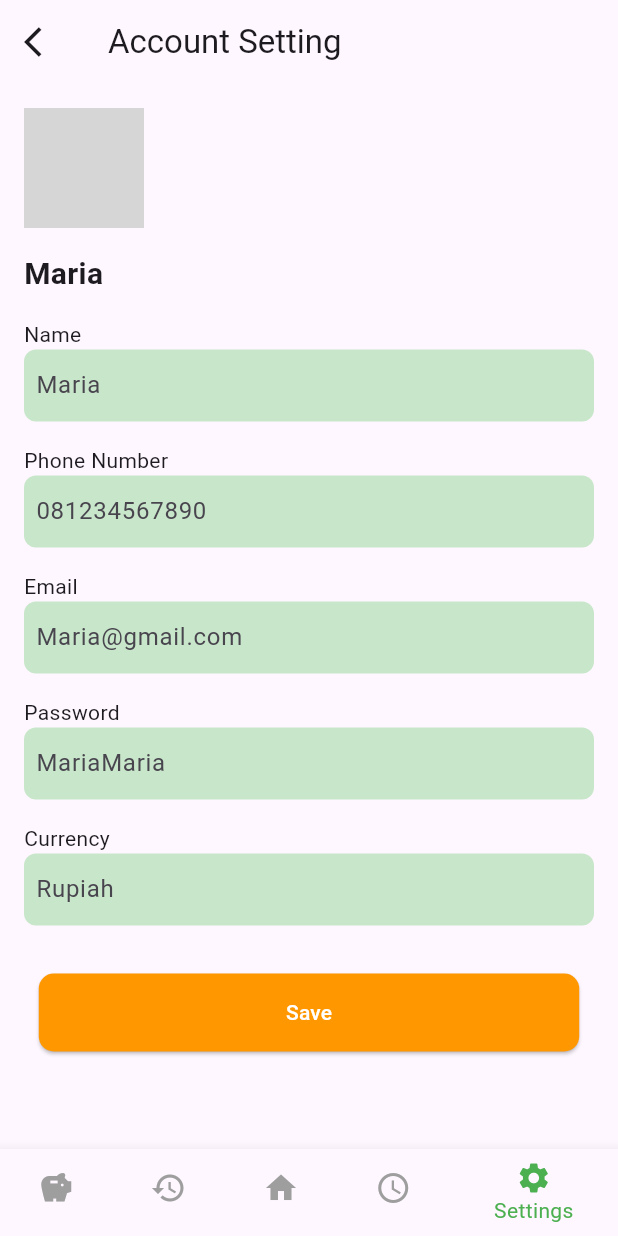
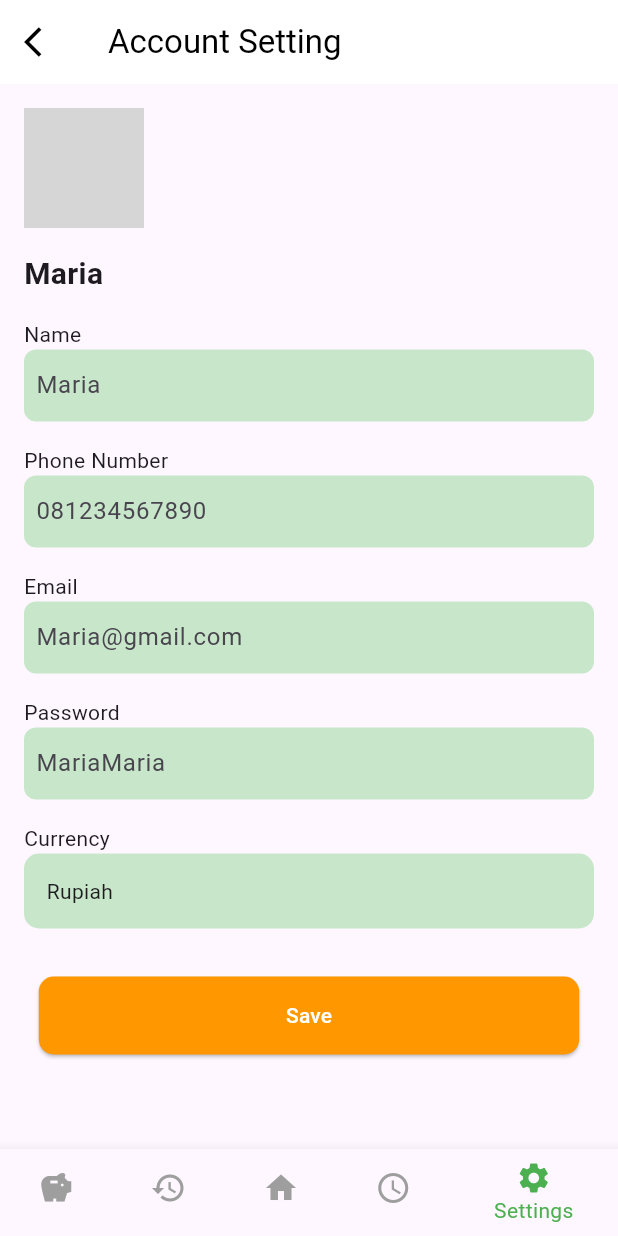
Before and after one commit to rexibernardino/my-dompet-app-flutter, a Flutter app: the SettingPage screen opened by its route, on a phone screen of 412 x 824 dp. Run offline on Flutter 3.47's test engine with Material 3 defaults, Android fonts, the phone set to English and light mode, and no system bars; grey boxes are pictures that could not be loaded.

Commit message:
currency update

```diff
--- a/lib/main.dart
+++ b/lib/main.dart
@@ -9,6 +9,7 @@ import 'spending_page.dart';
 import 'setting_page.dart';
 import 'history_page.dart';
 import 'saving_plan_page.dart';
+import 'currency_page.dart';
 
 void main() {
   runApp(const MyApp());
@@ -36,6 +37,7 @@ class MyApp extends StatelessWidget {
         '/setting': (context) => const SettingPage(),
         '/history': (context) => const HistoryPage(),
         '/saving_plan': (context) => const SavingPlanPage(),
+        '/currency': (context) => CurrencyPage(selectedCurrency: 'Rupiah',),
       },
     );
   }
--- a/lib/setting_page.dart
+++ b/lib/setting_page.dart
@@ -1,7 +1,8 @@
 import 'package:flutter/material.dart';
+import 'currency_page.dart';
 
 class SettingPage extends StatefulWidget {
-  const SettingPage({super.key});
+  const SettingPage({Key? key}) : super(key: key);
 
   @override
   _SettingPageState createState() => _SettingPageState();
@@ -9,18 +10,21 @@ class SettingPage extends StatefulWidget {
 
 class _SettingPageState extends State<SettingPage> {
   int _currentIndex = 4; // Indeks untuk Settings
+  late String _selectedCurrency = 'Rupiah'; // Menyimpan pilihan currency
 
   @override
   Widget build(BuildContext context) {
     return Scaffold(
       appBar: AppBar(
+        backgroundColor: Colors.white,
+        elevation: 0,
         leading: IconButton(
-          icon: const Icon(Icons.arrow_back_ios),
+          icon: const Icon(Icons.arrow_back_ios, color: Colors.black),
           onPressed: () {
             Navigator.pop(context);
           },
         ),
-        title: const Text('Account Setting'),
+        title: const Text('Account Setting', style: TextStyle(color: Colors.black)),
       ),
       body: Padding(
         padding: const EdgeInsets.all(16.0),
@@ -54,6 +58,7 @@ class _SettingPageState extends State<SettingPage> {
                 ),
               ),
             ),
+
             const SizedBox(height: 16.0),
             const Text('Phone Number'),
             Container(
@@ -101,16 +106,24 @@ class _SettingPageState extends State<SettingPage> {
             ),
             const SizedBox(height: 16.0),
             const Text('Currency'),
-            Container(
-              decoration: BoxDecoration(
-                color: Colors.green[100],
-                borderRadius: BorderRadius.circular(8.0),
-              ),
-              child: const TextField(
-                decoration: InputDecoration(
-                  hintText: 'Rupiah',
-                  contentPadding: EdgeInsets.all(8.0),
-                  border: InputBorder.none,
+            GestureDetector(
+              onTap: () async {
+                final newCurrency = await Navigator.push(context, MaterialPageRoute(builder: (context) => CurrencyPage(selectedCurrency: _selectedCurrency)));
+                if (newCurrency != null) {
+                  setState(() {
+                    _selectedCurrency = newCurrency as String;
+                  });
+                }
+              },
+              child: Container(
+                width: double.infinity,
+                decoration: BoxDecoration(
+                  color: Colors.green[100],
+                  borderRadius: BorderRadius.circular(10.0),
+                ),
+                child: Padding(
+                  padding: const EdgeInsets.all(15.0),
+                  child: Text(_selectedCurrency),
                 ),
               ),
             ),
```
Also changed, not shown: lib/currency_page.dart (added, +81 -0 lines), lib/saving_page.dart (+56 -23 lines).
